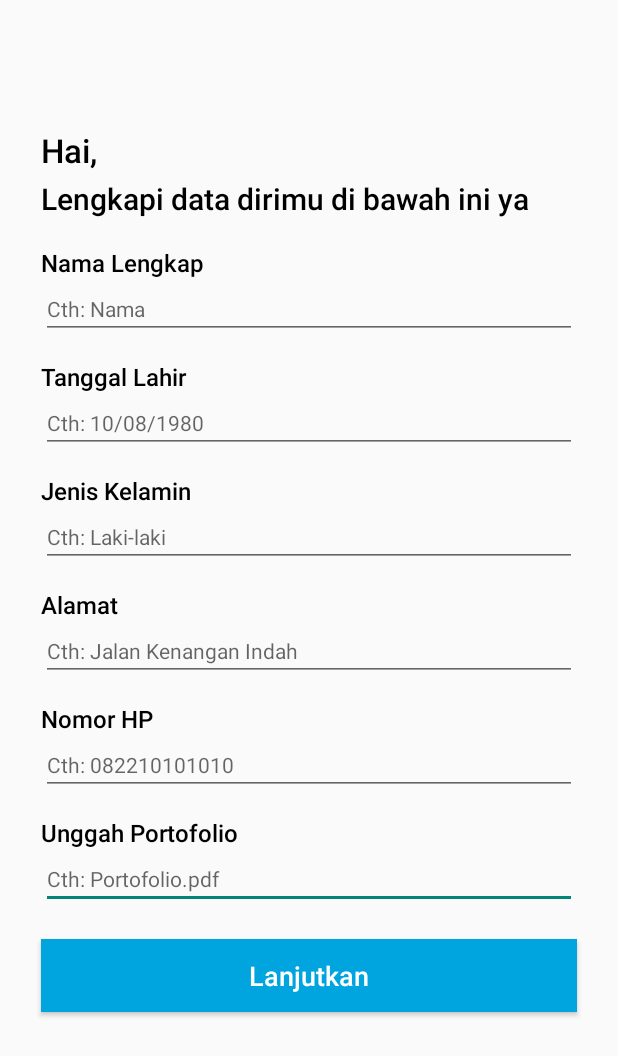
After one commit to havidalbar/Soya, an Android app: the layout activity_daftar_agen.xml on its own in the app's theme, with its tools: preview values and no code run, on a phone screen of 412 x 824 dp. The commit adds this screen. Shown: the top 1056 px of the screen. Run offline under Robolectric (Android 15) with nearby library versions, the light colour scheme and no system bars.

Commit message:
Layout daftar agen

```diff
--- a/app/src/main/AndroidManifest.xml
+++ b/app/src/main/AndroidManifest.xml
@@ -8,14 +8,8 @@
         android:label="@string/app_name"
         android:roundIcon="@mipmap/ic_launcher_round"
         android:supportsRtl="true"
-        android:theme="@style/AppTheme">
-        <activity android:name=".MainActivity">
-            <intent-filter>
-                <action android:name="android.intent.action.MAIN" />
-
-                <category android:name="android.intent.category.LAUNCHER" />
-            </intent-filter>
-        </activity>
+        android:theme="@style/Theme.AppCompat.Light.NoActionBar">
+        <activity android:name=".DaftarAgenActivity"></activity>
     </application>
 
 </manifest>
--- a/app/src/main/java/com/example/soya/MainActivity.kt
+++ b/app/src/main/java/com/example/soya/DaftarAgenActivity.kt
@@ -3,10 +3,10 @@
 import androidx.appcompat.app.AppCompatActivity
 import android.os.Bundle
 
-class MainActivity : AppCompatActivity() {
+class DaftarAgenActivity : AppCompatActivity() {
 
     override fun onCreate(savedInstanceState: Bundle?) {
         super.onCreate(savedInstanceState)
-        setContentView(R.layout.activity_main)
+        setContentView(R.layout.activity_daftar_agen)
     }
 }
--- /dev/null
+++ b/app/src/main/res/layout/activity_daftar_agen.xml
@@ -0,0 +1,240 @@
+<?xml version="1.0" encoding="utf-8"?>
+<androidx.constraintlayout.widget.ConstraintLayout xmlns:android="http://schemas.android.com/apk/res/android"
+    xmlns:app="http://schemas.android.com/apk/res-auto"
+    xmlns:tools="http://schemas.android.com/tools"
+    android:layout_width="match_parent"
+    android:layout_height="match_parent"
+    tools:context=".DaftarAgenActivity">
+
+    <EditText
+        android:id="@+id/editText6"
+        android:layout_width="match_parent"
+        android:layout_height="wrap_content"
+        android:layout_marginStart="27dp"
+        android:layout_marginEnd="27dp"
+        android:ems="10"
+        android:hint="Cth: Portofolio.pdf"
+        android:inputType="textPersonName"
+        android:textSize="14sp"
+        app:layout_constraintEnd_toEndOf="parent"
+        app:layout_constraintStart_toStartOf="parent"
+        app:layout_constraintTop_toBottomOf="@+id/textView8" />
+
+    <TextView
+        android:id="@+id/textView8"
+        android:layout_width="match_parent"
+        android:layout_height="wrap_content"
+        android:layout_marginStart="27dp"
+        android:layout_marginTop="14dp"
+        android:layout_marginEnd="27dp"
+        android:fontFamily="sans-serif-medium"
+        android:text="Unggah Portofolio"
+        android:textColor="@android:color/black"
+        android:textSize="16sp"
+        app:layout_constraintEnd_toEndOf="parent"
+        app:layout_constraintHorizontal_bias="1.0"
+        app:layout_constraintStart_toStartOf="parent"
+        app:layout_constraintTop_toBottomOf="@+id/editText5" />
+
+    <TextView
+        android:id="@+id/textView7"
+        android:layout_width="match_parent"
+        android:layout_height="wrap_content"
+        android:layout_marginStart="27dp"
+        android:layout_marginTop="14dp"
+        android:layout_marginEnd="27dp"
+        android:fontFamily="sans-serif-medium"
+        android:text="Nomor HP"
+        android:textColor="@android:color/black"
+        android:textSize="16sp"
+        app:layout_constraintEnd_toEndOf="parent"
+        app:layout_constraintHorizontal_bias="0.0"
+        app:layout_constraintStart_toStartOf="parent"
+        app:layout_constraintTop_toBottomOf="@+id/editText4" />
+
+    <EditText
+        android:id="@+id/editText5"
+        android:layout_width="match_parent"
+        android:layout_height="wrap_content"
+        android:layout_marginStart="27dp"
+        android:layout_marginEnd="27dp"
+        android:ems="10"
+        android:hint="Cth: 082210101010"
+        android:inputType="textPersonName"
+        android:textSize="14sp"
+        app:layout_constraintEnd_toEndOf="parent"
+        app:layout_constraintHorizontal_bias="0.0"
+        app:layout_constraintStart_toStartOf="parent"
+        app:layout_constraintTop_toBottomOf="@+id/textView7" />
+
+    <TextView
+        android:id="@+id/textView6"
+        android:layout_width="match_parent"
+        android:layout_height="wrap_content"
+        android:layout_marginStart="27dp"
+        android:layout_marginTop="14dp"
+        android:layout_marginEnd="27dp"
+        android:fontFamily="sans-serif-medium"
+        android:text="Alamat"
+        android:textColor="@android:color/black"
+        android:textSize="16sp"
+        app:layout_constraintEnd_toEndOf="parent"
+        app:layout_constraintHorizontal_bias="0.0"
+        app:layout_constraintStart_toStartOf="parent"
+        app:layout_constraintTop_toBottomOf="@+id/editText3" />
+
+    <EditText
+        android:id="@+id/editText4"
+        android:layout_width="match_parent"
+        android:layout_height="wrap_content"
+        android:layout_marginStart="27dp"
+        android:layout_marginEnd="27dp"
+        android:ems="10"
+        android:hint="Cth: Jalan Kenangan Indah"
+        android:inputType="text"
+        android:textSize="14sp"
+        app:layout_constraintEnd_toEndOf="parent"
+        app:layout_constraintHorizontal_bias="0.0"
+        app:layout_constraintStart_toStartOf="parent"
+        app:layout_constraintTop_toBottomOf="@+id/textView6" />
+
+    <TextView
+        android:id="@+id/textView5"
+        android:layout_width="match_parent"
+        android:layout_height="wrap_content"
+        android:layout_marginStart="27dp"
+        android:layout_marginTop="14dp"
+        android:layout_marginEnd="27dp"
+        android:fontFamily="sans-serif-medium"
+        android:text="Jenis Kelamin"
+        android:textColor="@android:color/black"
+        android:textSize="16sp"
+        app:layout_constraintEnd_toEndOf="parent"
+        app:layout_constraintHorizontal_bias="0.0"
+        app:layout_constraintStart_toStartOf="parent"
+        app:layout_constraintTop_toBottomOf="@+id/editText2" />
+
+    <EditText
+        android:id="@+id/editText3"
+        android:layout_width="match_parent"
+        android:layout_height="wrap_content"
+        android:layout_marginStart="27dp"
+        android:layout_marginEnd="27dp"
+        android:ems="10"
+        android:hint="Cth: Laki-laki"
+        android:inputType="textPersonName"
+        android:textSize="14sp"
+        app:layout_constraintEnd_toEndOf="parent"
+        app:layout_constraintHorizontal_bias="0.0"
+        app:layout_constraintStart_toStartOf="parent"
+        app:layout_constraintTop_toBottomOf="@+id/textView5" />
+
+    <EditText
+        android:id="@+id/editText2"
+        android:layout_width="match_parent"
+        android:layout_height="wrap_content"
+        android:layout_marginStart="27dp"
+        android:layout_marginEnd="27dp"
+        android:ems="10"
+        android:hint="Cth: 10/08/1980"
+        android:inputType="date"
+        android:textSize="14sp"
+        app:layout_constraintEnd_toEndOf="parent"
+        app:layout_constraintHorizontal_bias="0.0"
+        app:layout_constraintStart_toStartOf="parent"
+        app:layout_constraintTop_toBottomOf="@+id/textView4" />
+
+    <TextView
+        android:id="@+id/textView4"
+        android:layout_width="match_parent"
+        android:layout_height="wrap_content"
+        android:layout_marginStart="27dp"
+        android:layout_marginTop="14dp"
+        android:layout_marginEnd="27dp"
+        android:fontFamily="sans-serif-medium"
+        android:text="Tanggal Lahir"
+        android:textColor="@android:color/black"
+        android:textSize="16sp"
+        app:layout_constraintEnd_toEndOf="parent"
+        app:layout_constraintHorizontal_bias="1.0"
+        app:layout_constraintStart_toStartOf="parent"
+        app:layout_constraintTop_toBottomOf="@+id/editText" />
+
+    <TextView
+        android:id="@+id/textView"
+        android:layout_width="match_parent"
+        android:layout_height="wrap_content"
+        android:layout_marginStart="27dp"
+        android:layout_marginTop="85dp"
+        android:layout_marginEnd="27dp"
+        android:fontFamily="sans-serif-medium"
+        android:text="Hai,"
+        android:textColor="@android:color/black"
+        android:textSize="22sp"
+        app:layout_constraintEnd_toEndOf="parent"
+        app:layout_constraintStart_toStartOf="parent"
+        app:layout_constraintTop_toTopOf="parent" />
+
+    <TextView
+        android:id="@+id/textView2"
+        android:layout_width="match_parent"
+        android:layout_height="wrap_content"
+        android:layout_marginStart="27dp"
+        android:layout_marginTop="4dp"
+        android:layout_marginEnd="27dp"
+        android:fontFamily="sans-serif-medium"
+        android:text="Lengkapi data dirimu di bawah ini ya"
+        android:textColor="@android:color/black"
+        android:textSize="20sp"
+        app:layout_constraintEnd_toEndOf="parent"
+        app:layout_constraintStart_toStartOf="parent"
+        app:layout_constraintTop_toBottomOf="@+id/textView" />
+
+    <TextView
+        android:id="@+id/textView3"
+        android:layout_width="match_parent"
+        android:layout_height="wrap_content"
+        android:layout_marginStart="27dp"
+        android:layout_marginTop="18dp"
+        android:layout_marginEnd="27dp"
+        android:fontFamily="sans-serif-medium"
+        android:text="Nama Lengkap"
+        android:textColor="@android:color/black"
+        android:textSize="16sp"
+        app:layout_constraintEnd_toEndOf="parent"
+        app:layout_constraintStart_toStartOf="parent"
+        app:layout_constraintTop_toBottomOf="@+id/textView2" />
+
+    <EditText
+        android:id="@+id/editText"
+        android:layout_width="match_parent"
+        android:layout_height="wrap_content"
+        android:layout_marginStart="27dp"
+        android:layout_marginEnd="27dp"
+        android:ems="10"
+        android:hint="Cth: Nama"
+        android:inputType="textPersonName"
+        android:textSize="14sp"
+        app:layout_constraintEnd_toEndOf="parent"
+        app:layout_constraintStart_toStartOf="parent"
+        app:layout_constraintTop_toBottomOf="@+id/textView3" />
+
+    <Button
+        android:id="@+id/button"
+        android:layout_width="match_parent"
+        android:layout_height="wrap_content"
+        android:layout_marginStart="27dp"
+        android:layout_marginTop="20dp"
+        android:layout_marginEnd="27dp"
+        android:background="#00A5DF"
+        android:paddingTop="12dp"
+        android:paddingBottom="12dp"
+        android:text="Lanjutkan"
+        android:textAllCaps="false"
+        android:textColor="@android:color/white"
+        android:textSize="18sp"
+        app:layout_constraintEnd_toEndOf="parent"
+        app:layout_constraintStart_toStartOf="parent"
+        app:layout_constraintTop_toBottomOf="@+id/editText6" />
+
+</androidx.constraintlayout.widget.ConstraintLayout>
--- a/app/src/main/res/layout/activity_main.xml
+++ /dev/null
@@ -1,18 +0,0 @@
-<?xml version="1.0" encoding="utf-8"?>
-<androidx.constraintlayout.widget.ConstraintLayout xmlns:android="http://schemas.android.com/apk/res/android"
-    xmlns:app="http://schemas.android.com/apk/res-auto"
-    xmlns:tools="http://schemas.android.com/tools"
-    android:layout_width="match_parent"
-    android:layout_height="match_parent"
-    tools:context=".MainActivity">
-
-    <TextView
-        android:layout_width="wrap_content"
-        android:layout_height="wrap_content"
-        android:text="Hello World!"
-        app:layout_constraintBottom_toBottomOf="parent"
-        app:layout_constraintLeft_toLeftOf="parent"
-        app:layout_constraintRight_toRightOf="parent"
-        app:layout_constraintTop_toTopOf="parent" />
-
-</androidx.constraintlayout.widget.ConstraintLayout>
```
